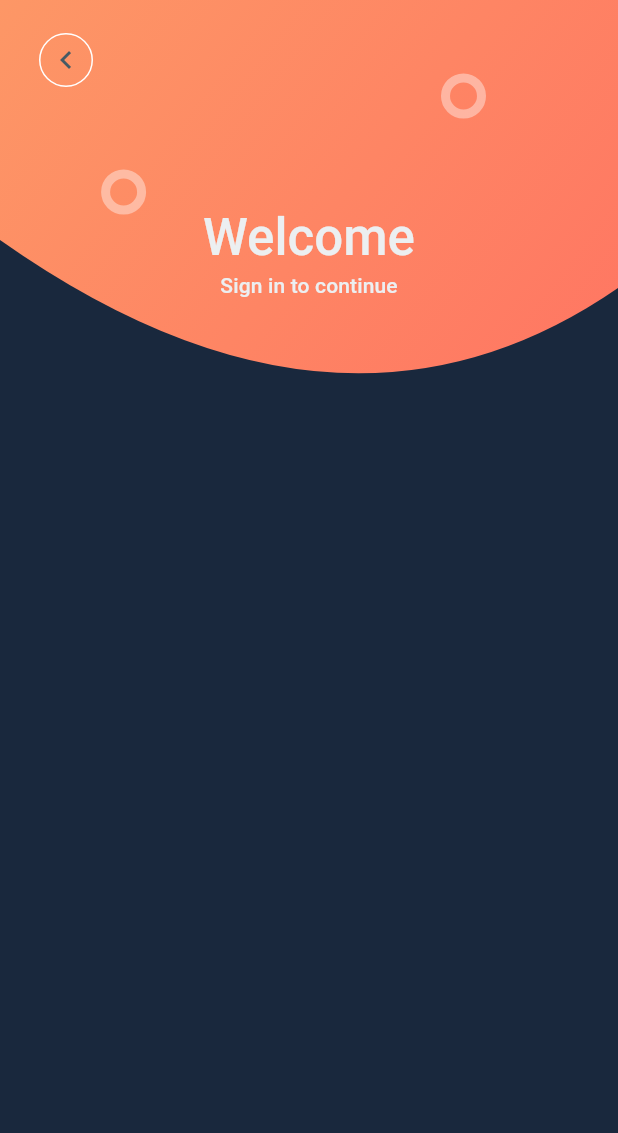
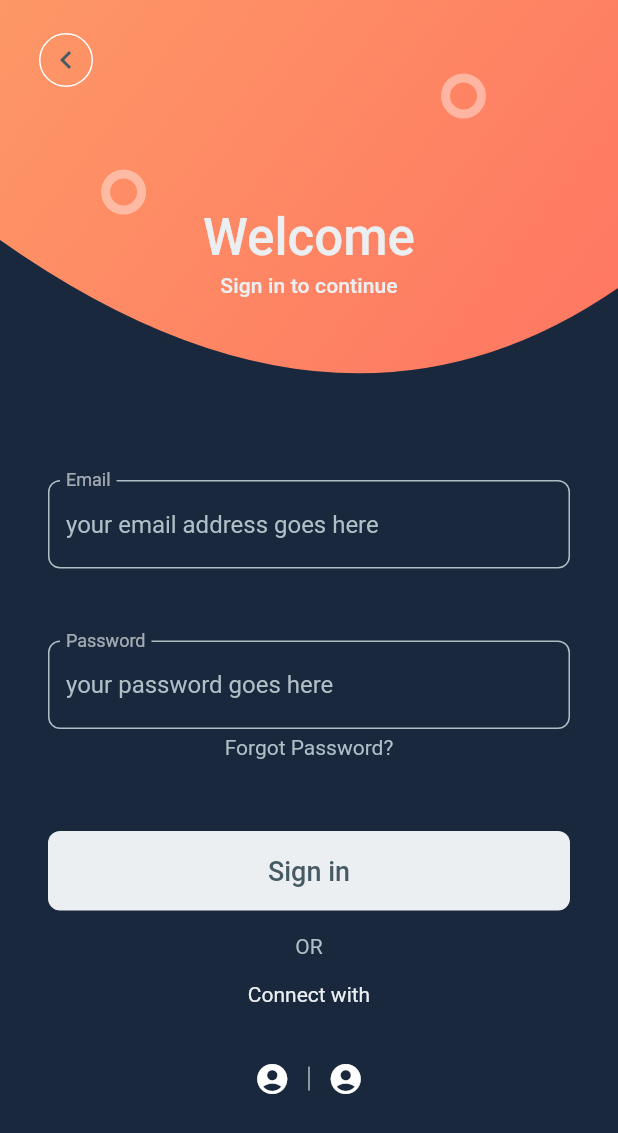
Before and after one commit to Hiroto-Terai/SignIn-SignUp-UI, a Flutter app: the screen it shows after launch, on a phone screen of 412 x 824 dp. Shown: the top 1133 px of the screen. Run offline on Flutter 3.47's test engine with Material 2 defaults, Android fonts, the phone set to English and light mode, and no system bars.

Commit message:
update: 左右の余白を確保

```diff
--- a/lib/main.dart
+++ b/lib/main.dart
@@ -43,6 +43,11 @@
             children: [
               // ここにコンポーネントを置いていく
               _Header(),
+              Padding(
+                // 左右対象に余白を確保
+                padding: const EdgeInsets.symmetric(horizontal: 32),
+                child: _SignInForm(),
+              ),
             ],
           ),
         ),
@@ -255,3 +260,135 @@
     );
   }
 }
+
+// フォーム
+class _CustomTextField extends StatelessWidget {
+  final String labelText;
+  final String hintText;
+  final bool obscureText;
+
+  const _CustomTextField({
+    Key key,
+    @required this.labelText,
+    @required this.hintText,
+    @required this.obscureText,
+  }) : super(key: key);
+
+  @override
+  Widget build(BuildContext context) {
+    return TextField(
+      // 入力の装飾
+      decoration: InputDecoration(
+        // ラベルテキスト
+        labelText: labelText,
+        // プレースホルダー
+        hintText: hintText,
+        hintStyle: TextStyle(color: kTextColorSecondary),
+        // ラベル表示の方法
+        floatingLabelBehavior: FloatingLabelBehavior.always,
+        // フォーカスした時のフォームの振る舞い
+        focusedBorder: OutlineInputBorder(
+          // 角の丸み
+          borderRadius: BorderRadius.circular(8),
+          // ボーダの色
+          borderSide: BorderSide(
+            color: kAccentColor,
+          ),
+        ),
+        // フォーカスしていない時のフォームの振る舞い
+        enabledBorder: OutlineInputBorder(
+          borderRadius: BorderRadius.circular(8),
+          borderSide: BorderSide(
+            color: kTextColorSecondary,
+          ),
+        ),
+      ),
+      obscureText: obscureText,
+      onTap: () {},
+    );
+  }
+}
+
+class _SignInForm extends StatelessWidget {
+  @override
+  Widget build(BuildContext context) {
+    return Column(
+      children: [
+        _CustomTextField(
+          labelText: 'Email',
+          hintText: 'your email address goes here',
+          obscureText: false,
+        ),
+        SizedBox(height: 48),
+        _CustomTextField(
+          labelText: 'Password',
+          hintText: 'your password goes here',
+          obscureText: true,
+        ),
+        SizedBox(height: 4),
+        Text(
+          'Forgot Password?',
+          style: Theme.of(context)
+              .textTheme
+              .bodyText2
+              .copyWith(color: kTextColorSecondary),
+        ),
+        SizedBox(height: 48),
+        Container(
+          width: double.infinity,
+          child: FlatButton(
+            color: kButtonColorPrimary,
+            splashColor: kButtonTextColorPrimary,
+            padding: EdgeInsets.symmetric(vertical: 16),
+            shape: RoundedRectangleBorder(
+              borderRadius: BorderRadius.circular(8),
+            ),
+            onPressed: () {},
+            child: Text(
+              'Sign in',
+              style: Theme.of(context)
+                  .textTheme
+                  .button
+                  .copyWith(color: kButtonTextColorPrimary, fontSize: 18),
+            ),
+          ),
+        ),
+        SizedBox(height: 16),
+        Text(
+          'OR',
+          style: Theme.of(context)
+              .textTheme
+              .bodyText2
+              .copyWith(color: kTextColorSecondary),
+        ),
+        SizedBox(height: 16),
+        Text(
+          'Connect with',
+          style: Theme.of(context)
+              .textTheme
+              .bodyText2
+              .copyWith(color: kTextColorPrimary),
+        ),
+        SizedBox(height: 24),
+        Row(
+          mainAxisAlignment: MainAxisAlignment.center,
+          children: [
+            IconButton(
+              icon: Icon(Icons.account_circle),
+              onPressed: () {},
+            ),
+            Container(
+              color: kTextColorSecondary,
+              width: 1,
+              height: 16,
+            ),
+            IconButton(
+              icon: Icon(Icons.account_circle),
+              onPressed: () {},
+            ),
+          ],
+        )
+      ],
+    );
+  }
+}
```
